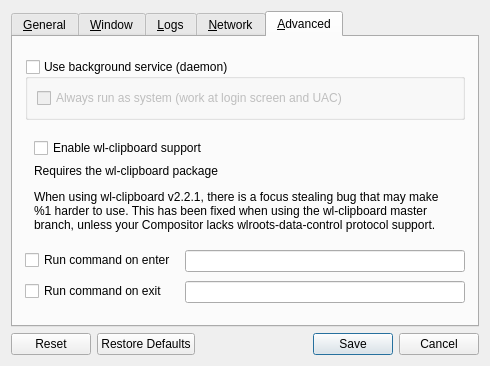
Old version of the form src/lib/gui/dialogs/SettingsDialog.ui in the repository mamh-mixed/synergy-core.
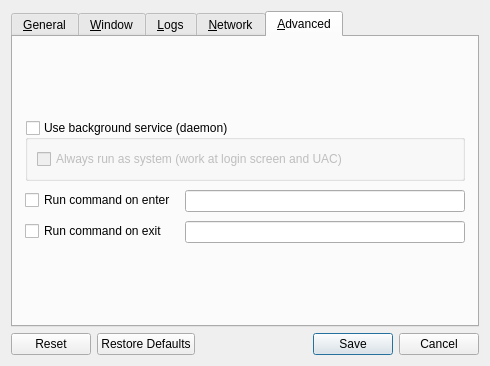
New version of the form. The open tabs and pages were chosen to show the change. Icons and pictures are not drawn.

Commit message:
feat: clipboard support for Wayland via desktop portals (#211)
Backport of deskflow/deskflow#9431. Sends clipboard data through the
xdg-desktop-portal input-capture and remote-desktop portals via libportal,
with text and image copy/paste working both directions. The libportal
clipboard code is gated behind a CMake feature check. Removes the obsolete
wl-clipboard backend and its unit tests.

Also updates the Synergy overlay to drop references to the removed
wl-clipboard setting and settings UI.

What changed in the file:
```diff
--- a/src/lib/gui/dialogs/SettingsDialog.ui
+++ b/src/lib/gui/dialogs/SettingsDialog.ui
@@ -807,29 +807,6 @@
          </layout>
         </widget>
        </item>
-       <item>
-        <widget class="QWidget" name="widgetWlClipboard" native="true">
-         <layout class="QVBoxLayout" name="verticalLayout_5">
-          <item>
-           <widget class="QCheckBox" name="cbUseWlClipboard">
-            <property name="text">
-             <string>Enable wl-clipboard support</string>
-            </property>
-           </widget>
-          </item>
-          <item>
-           <widget class="QLabel" name="lblWlClipboard">
-            <property name="text">
-             <string>&lt;html&gt;&lt;head/&gt;&lt;body&gt;&lt;p&gt;Requires the wl-clipboard package&lt;/p&gt;&lt;p&gt;When using wl-clipboard v2.2.1, there is a focus stealing bug that may make %1 harder to use. This has been fixed when using the wl-clipboard master branch, unless your Compositor lacks wlroots-data-control protocol support.&lt;/p&gt;&lt;/body&gt;&lt;/html&gt;</string>
-            </property>
-            <property name="wordWrap">
-             <bool>true</bool>
-            </property>
-           </widget>
-          </item>
-         </layout>
-        </widget>
-       </item>
        <item>
         <layout class="QFormLayout" name="formLayout_3">
          <property name="fieldGrowthPolicy">
```
The commit also changes 30 other files.
